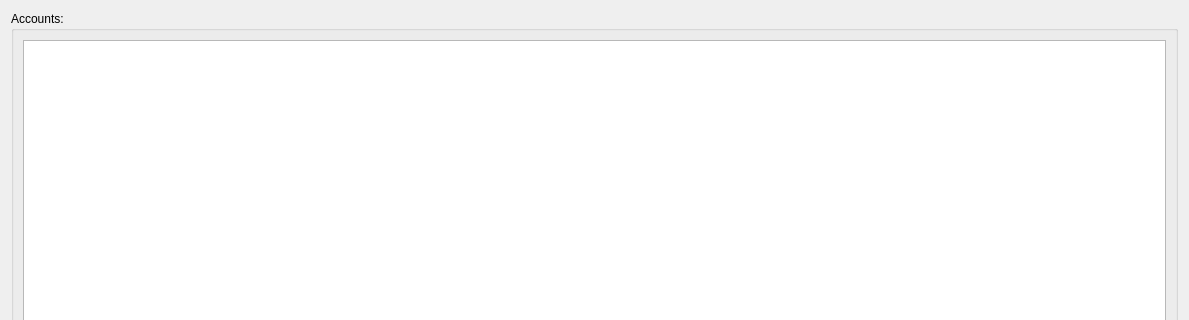
Above: source/gui/main_widgets/ManageAccounts.ui from BeenEncoded/check_book_program before the change; both pictures show x 0 to 1189 and y 0 to 320 of the 1189 by 737 pixel window. Below: the same form after it.
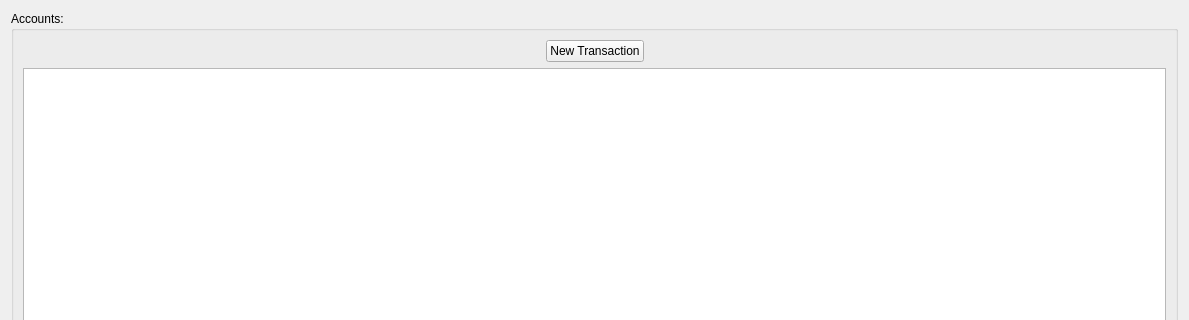
That is the form after the change.

What changed in the file:
```diff
--- a/source/gui/main_widgets/ManageAccounts.ui
+++ b/source/gui/main_widgets/ManageAccounts.ui
@@ -20,6 +20,46 @@
       <string>Accounts:</string>
      </property>
      <layout class="QVBoxLayout" name="verticalLayout_2">
+      <item>
+       <layout class="QHBoxLayout" name="horizontalLayout_2">
+        <item>
+         <spacer name="horizontalSpacer_3">
+          <property name="orientation">
+           <enum>Qt::Horizontal</enum>
+          </property>
+          <property name="sizeHint" stdset="0">
+           <size>
+            <width>40</width>
+            <height>20</height>
+           </size>
+          </property>
+         </spacer>
+        </item>
+        <item>
+         <widget class="QPushButton" name="new_transaction_button">
+          <property name="toolTip">
+           <string>Make a transaction for the selected account</string>
+          </property>
+          <property name="text">
+           <string>New Transaction</string>
+          </property>
+         </widget>
+        </item>
+        <item>
+         <spacer name="horizontalSpacer_4">
+          <property name="orientation">
+           <enum>Qt::Horizontal</enum>
+          </property>
+          <property name="sizeHint" stdset="0">
+           <size>
+            <width>40</width>
+            <height>20</height>
+           </size>
+          </property>
+         </spacer>
+        </item>
+       </layout>
+      </item>
       <item>
        <widget class="QListWidget" name="account_list">
         <property name="font">
```
